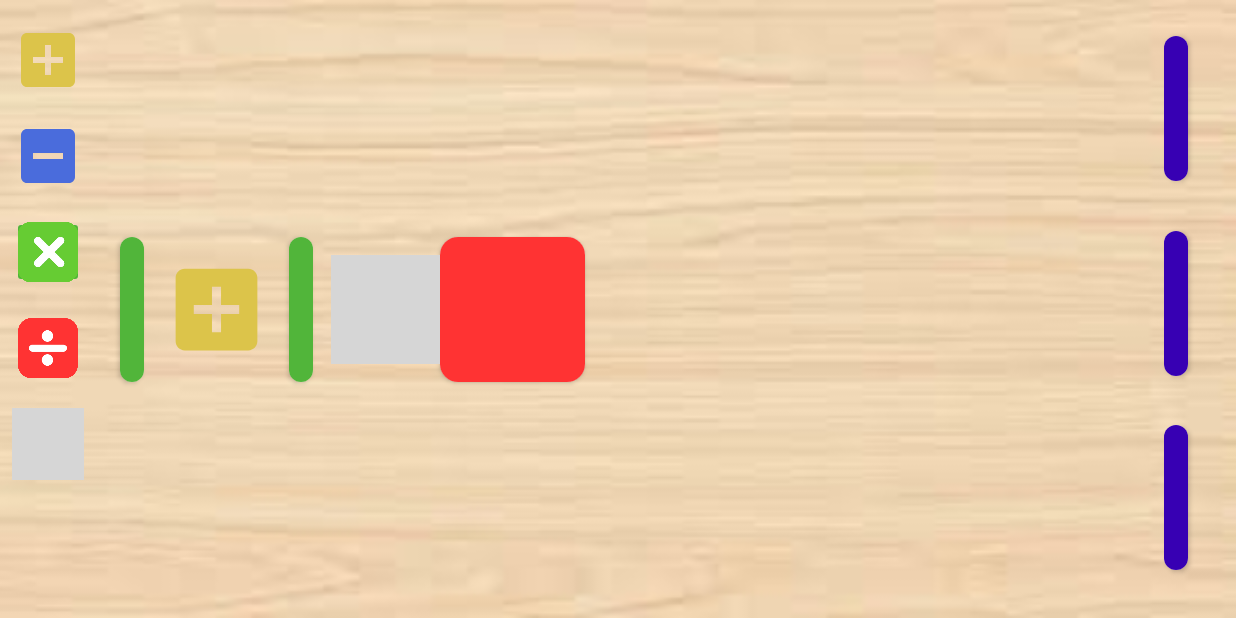
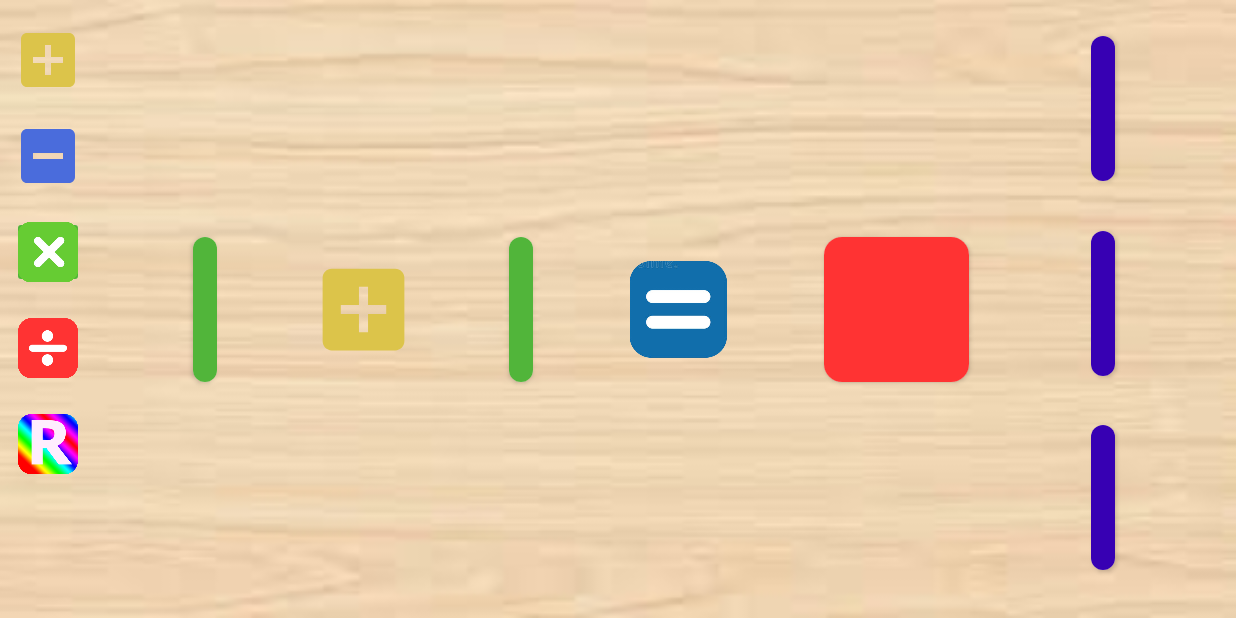
Before and after one commit to SemKaminskyi/MyLittleNumbers, an Android app: the AriphmeticActivity screen opened directly, with no data from a screen before it, on a phone screen of 824 x 412 dp (held sideways). Run offline under Robolectric (Android 15) with nearby library versions, the phone set to English and light mode, and no system bars; grey boxes are pictures that could not be loaded.

Commit message:
add new screen and add xmk file plus

```diff
--- a/app/src/main/res/layout/activity_ariphmetic.xml
+++ b/app/src/main/res/layout/activity_ariphmetic.xml
@@ -80,10 +80,14 @@
         app:cardCornerRadius="12dp"
         app:layout_constraintBottom_toBottomOf="parent"
         app:layout_constraintDimensionRatio="1:1"
+        app:layout_constraintEnd_toStartOf="@+id/a_big_arip"
+        app:layout_constraintHorizontal_bias="0.5"
+        app:layout_constraintStart_toEndOf="@+id/a_multiply"
         app:layout_constraintStart_toStartOf="parent"
         app:layout_constraintTop_toTopOf="parent">
 
         <TextView
+            android:id="@+id/a_first_num"
             android:layout_width="wrap_content"
             android:layout_height="wrap_content"
             android:background="@color/p_green"
@@ -100,13 +104,14 @@
         android:layout_width="0dp"
         android:layout_height="0dp"
         android:layout_margin="12dp"
-        android:layout_marginStart="32dp"
         android:backgroundTint="@color/transparent"
         android:padding="0dp"
         android:scaleType="fitXY"
         android:src="@drawable/ic_plus"
         app:layout_constraintBottom_toBottomOf="@+id/cardView"
         app:layout_constraintDimensionRatio="1:1"
+        app:layout_constraintEnd_toStartOf="@+id/cardView_1"
+        app:layout_constraintHorizontal_bias="0.5"
         app:layout_constraintStart_toEndOf="@+id/cardView"
         app:layout_constraintTop_toTopOf="@+id/cardView" />
 
@@ -114,14 +119,16 @@
         android:id="@+id/cardView_1"
         android:layout_width="wrap_content"
         android:layout_height="wrap_content"
-        android:layout_marginStart="12dp"
         app:cardCornerRadius="12dp"
         app:layout_constraintBottom_toBottomOf="parent"
         app:layout_constraintDimensionRatio="1:1"
+        app:layout_constraintEnd_toStartOf="@+id/a_equals"
+        app:layout_constraintHorizontal_bias="0.5"
         app:layout_constraintStart_toEndOf="@+id/a_big_arip"
         app:layout_constraintTop_toTopOf="parent">
 
         <TextView
+            android:id="@+id/a_second_num"
             android:layout_width="wrap_content"
             android:layout_height="wrap_content"
             android:background="@color/p_green"
@@ -144,21 +151,27 @@
         android:src="@drawable/ic_equals"
         app:layout_constraintBottom_toBottomOf="@+id/cardView"
         app:layout_constraintDimensionRatio="1:1"
+        app:layout_constraintEnd_toStartOf="@+id/a_equals_0"
+        app:layout_constraintHorizontal_bias="0.5"
         app:layout_constraintStart_toEndOf="@+id/cardView_1"
         app:layout_constraintTop_toTopOf="@+id/cardView" />
 
     <androidx.cardview.widget.CardView
-        android:id="@+id/a_var1"
+        android:id="@+id/a_var_1_container"
         android:layout_width="wrap_content"
         android:layout_height="wrap_content"
+        android:layout_marginStart="32dp"
         android:layout_marginTop="24dp"
         android:layout_marginEnd="32dp"
         app:cardCornerRadius="12dp"
         app:layout_constraintDimensionRatio="1:1"
         app:layout_constraintEnd_toEndOf="parent"
+        app:layout_constraintHorizontal_bias="0.5"
+        app:layout_constraintStart_toEndOf="@+id/a_equals_0"
         app:layout_constraintTop_toTopOf="parent">
 
         <TextView
+            android:id="@+id/a_var_1"
             android:layout_width="wrap_content"
             android:layout_height="wrap_content"
             android:background="@color/blue"
@@ -171,17 +184,17 @@
     </androidx.cardview.widget.CardView>
 
     <androidx.cardview.widget.CardView
-        android:id="@+id/a_var2"
+        android:id="@+id/a_var_2_container"
         android:layout_width="wrap_content"
         android:layout_height="wrap_content"
-        android:layout_marginEnd="32dp"
         app:cardCornerRadius="12dp"
-        app:layout_constraintBottom_toTopOf="@+id/a_var3"
+        app:layout_constraintBottom_toTopOf="@+id/a_var_3_container"
         app:layout_constraintDimensionRatio="1:1"
-        app:layout_constraintEnd_toEndOf="parent"
-        app:layout_constraintTop_toBottomOf="@+id/a_var1">
+        app:layout_constraintEnd_toEndOf="@+id/a_var_1_container"
+        app:layout_constraintTop_toBottomOf="@+id/a_var_1_container">
 
         <TextView
+            android:id="@+id/a_var_2"
             android:layout_width="wrap_content"
             android:layout_height="wrap_content"
             android:background="@color/blue"
@@ -194,17 +207,17 @@
     </androidx.cardview.widget.CardView>
 
     <androidx.cardview.widget.CardView
-        android:id="@+id/a_var3"
+        android:id="@+id/a_var_3_container"
         android:layout_width="wrap_content"
         android:layout_height="wrap_content"
-        android:layout_marginEnd="32dp"
         android:layout_marginBottom="32dp"
         app:cardCornerRadius="12dp"
         app:layout_constraintBottom_toBottomOf="parent"
         app:layout_constraintDimensionRatio="1:1"
-        app:layout_constraintEnd_toEndOf="parent">
+        app:layout_constraintEnd_toEndOf="@+id/a_var_1_container">
 
         <TextView
+            android:id="@+id/a_var_3"
             android:layout_width="wrap_content"
             android:layout_height="wrap_content"
             android:background="@color/blue"
@@ -223,15 +236,18 @@
         app:cardCornerRadius="12dp"
         app:layout_constraintBottom_toBottomOf="parent"
         app:layout_constraintDimensionRatio="1:1"
+        app:layout_constraintEnd_toStartOf="@+id/a_var_1_container"
+        app:layout_constraintHorizontal_bias="0.5"
         app:layout_constraintStart_toEndOf="@+id/a_equals"
         app:layout_constraintTop_toTopOf="parent">
 
         <TextView
+            android:id="@+id/a_final_num"
             android:layout_width="match_parent"
             android:layout_height="match_parent"
             android:background="@color/red"
+            android:gravity="center"
             android:padding="8dp"
-            android:gravity="center"
             android:textColor="@color/white"
             android:textSize="@dimen/ariph_text_size"
             android:textStyle="bold"
```
Also changed, not shown: app/src/main/res/drawable/ic_equals.png (added), app/src/main/res/drawable/ic_random.png (added).
